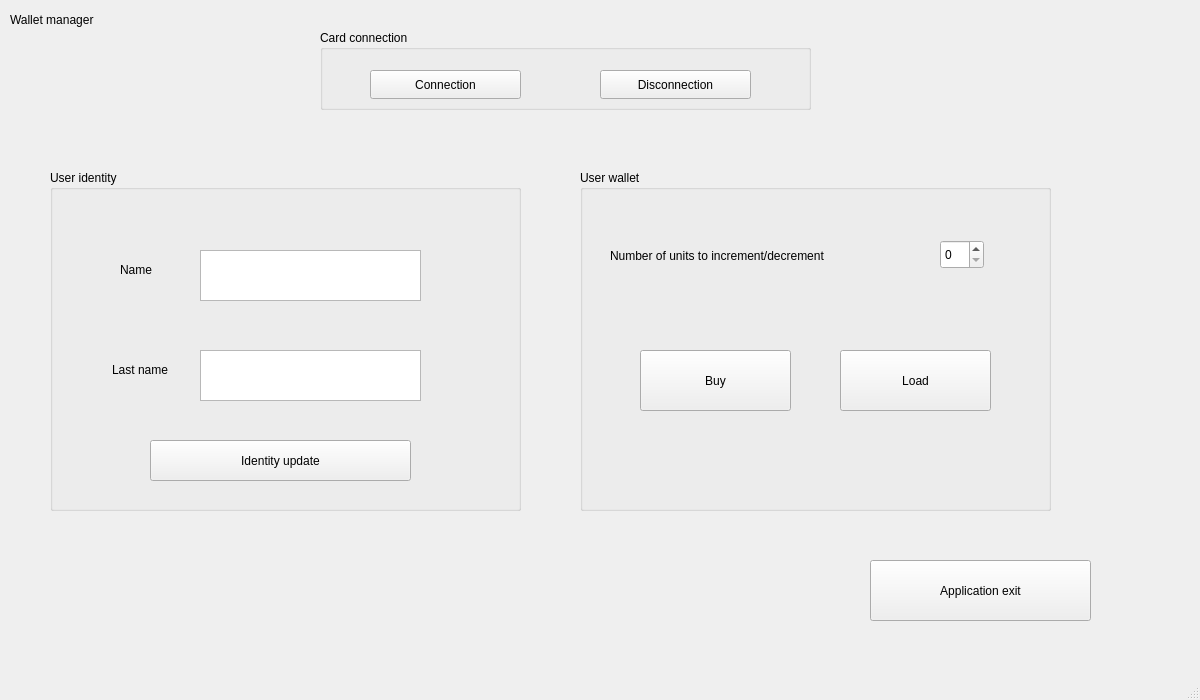
First picture: the form in ProjetCOMSSFIL/mainwindow.ui, repository paulesbats/ProjetCOMSSFIL, before the edit.
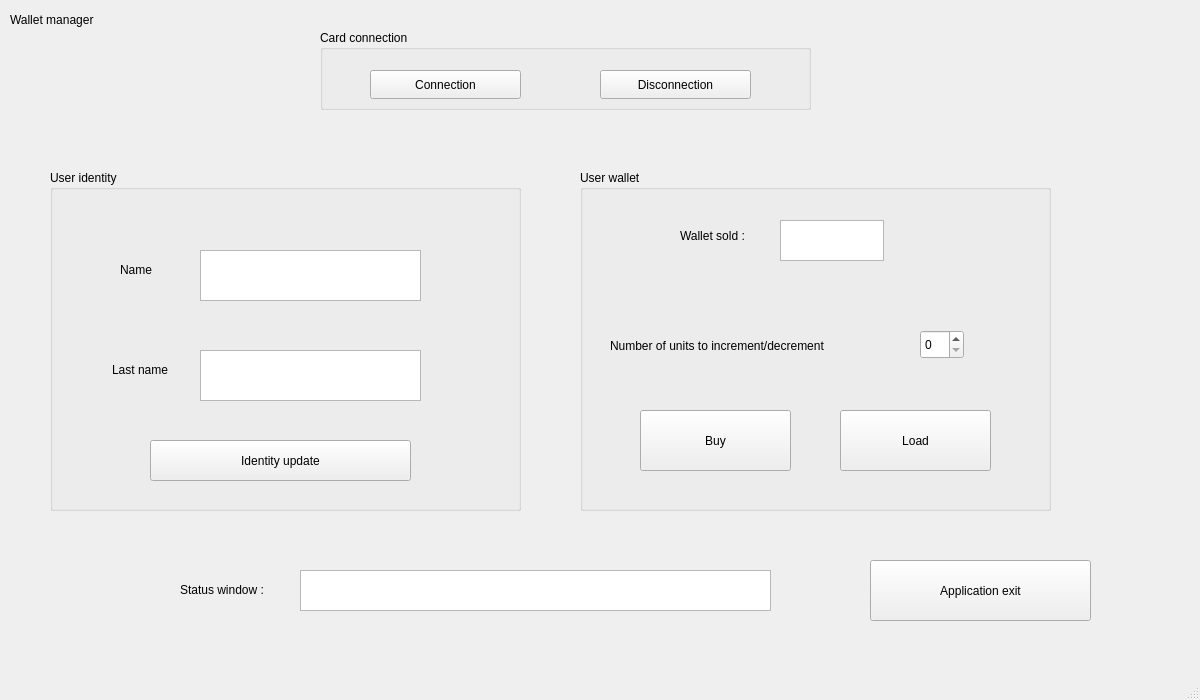
Second picture: the form after the edit.

Commit message: Add functions to increment or decrement the wallet sold, backup wallet management and status window on the HMI

What changed in the file:
```diff
--- a/ProjetCOMSSFIL/mainwindow.ui
+++ b/ProjetCOMSSFIL/mainwindow.ui
@@ -115,8 +115,8 @@
      <property name="geometry">
       <rect>
        <x>30</x>
-       <y>70</y>
-       <width>371</width>
+       <y>160</y>
+       <width>291</width>
        <height>31</height>
       </rect>
      </property>
@@ -127,8 +127,8 @@
     <widget class="QSpinBox" name="IncremDecremSpin">
      <property name="geometry">
       <rect>
-       <x>360</x>
-       <y>70</y>
+       <x>340</x>
+       <y>160</y>
        <width>44</width>
        <height>29</height>
       </rect>
@@ -138,7 +138,7 @@
      <property name="geometry">
       <rect>
        <x>60</x>
-       <y>180</y>
+       <y>240</y>
        <width>151</width>
        <height>61</height>
       </rect>
@@ -151,7 +151,7 @@
      <property name="geometry">
       <rect>
        <x>260</x>
-       <y>180</y>
+       <y>240</y>
        <width>151</width>
        <height>61</height>
       </rect>
@@ -160,6 +160,29 @@
       <string>Load</string>
      </property>
     </widget>
+    <widget class="QTextEdit" name="WalletValue">
+     <property name="geometry">
+      <rect>
+       <x>200</x>
+       <y>50</y>
+       <width>104</width>
+       <height>41</height>
+      </rect>
+     </property>
+    </widget>
+    <widget class="QLabel" name="label_5">
+     <property name="geometry">
+      <rect>
+       <x>100</x>
+       <y>50</y>
+       <width>101</width>
+       <height>31</height>
+      </rect>
+     </property>
+     <property name="text">
+      <string>Wallet sold :</string>
+     </property>
+    </widget>
    </widget>
    <widget class="QGroupBox" name="groupBox_3">
     <property name="geometry">
@@ -213,6 +236,39 @@
      <string>Application exit</string>
     </property>
    </widget>
+   <widget class="QTextEdit" name="StatusWindow">
+    <property name="geometry">
+     <rect>
+      <x>300</x>
+      <y>570</y>
+      <width>471</width>
+      <height>41</height>
+     </rect>
+    </property>
+    <property name="html">
+     <string>&lt;!DOCTYPE HTML PUBLIC &quot;-//W3C//DTD HTML 4.0//EN&quot; &quot;http://www.w3.org/TR/REC-html40/strict.dtd&quot;&gt;
+&lt;html&gt;&lt;head&gt;&lt;meta name=&quot;qrichtext&quot; content=&quot;1&quot; /&gt;&lt;meta charset=&quot;utf-8&quot; /&gt;&lt;style type=&quot;text/css&quot;&gt;
+p, li { white-space: pre-wrap; }
+hr { height: 1px; border-width: 0; }
+li.unchecked::marker { content: &quot;\2610&quot;; }
+li.checked::marker { content: &quot;\2612&quot;; }
+&lt;/style&gt;&lt;/head&gt;&lt;body style=&quot; font-family:'Segoe UI'; font-size:9pt; font-weight:400; font-style:normal;&quot;&gt;
+&lt;p style=&quot;-qt-paragraph-type:empty; margin-top:0px; margin-bottom:0px; margin-left:0px; margin-right:0px; -qt-block-indent:0; text-indent:0px;&quot;&gt;&lt;br /&gt;&lt;/p&gt;&lt;/body&gt;&lt;/html&gt;</string>
+    </property>
+   </widget>
+   <widget class="QLabel" name="label_6">
+    <property name="geometry">
+     <rect>
+      <x>180</x>
+      <y>580</y>
+      <width>121</width>
+      <height>20</height>
+     </rect>
+    </property>
+    <property name="text">
+     <string>Status window :</string>
+    </property>
+   </widget>
   </widget>
   <widget class="QMenuBar" name="menubar">
    <property name="geometry">
```
The commit also changes 2 other files.
